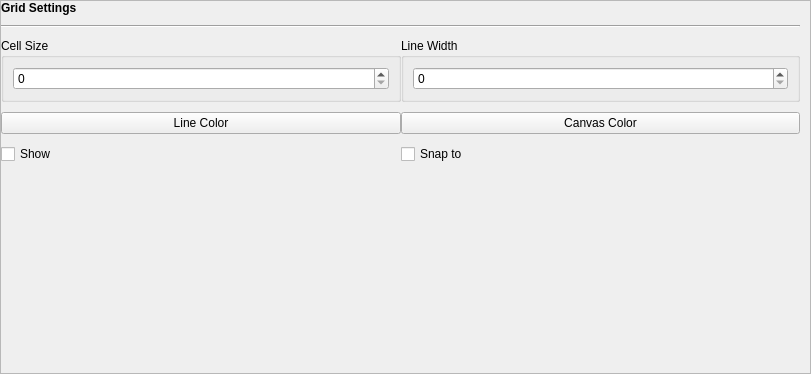
Qt form src/airunner/components/art/gui/widgets/grid_preferences/templates/grid_preferences.ui (Capsize-Games/airunner) before a commit.
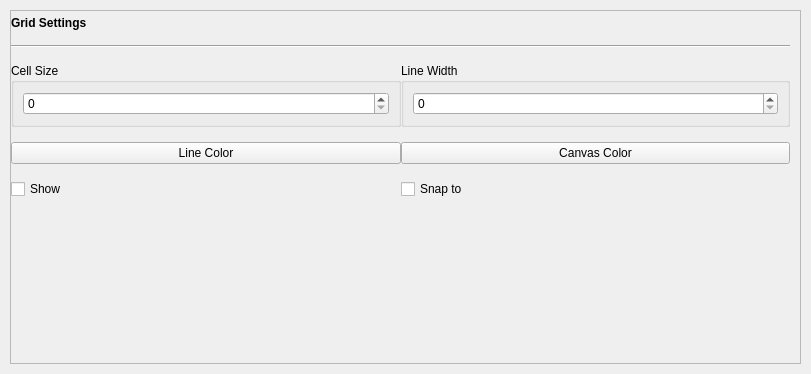
The same form after that commit.

Diff of the .ui file:
```diff
--- a/src/airunner/components/art/gui/widgets/grid_preferences/templates/grid_preferences.ui
+++ b/src/airunner/components/art/gui/widgets/grid_preferences/templates/grid_preferences.ui
@@ -15,16 +15,16 @@
   </property>
   <layout class="QGridLayout" name="gridLayout_2">
    <property name="leftMargin">
-    <number>0</number>
+    <number>10</number>
    </property>
    <property name="topMargin">
-    <number>0</number>
+    <number>10</number>
    </property>
    <property name="rightMargin">
-    <number>0</number>
+    <number>10</number>
    </property>
    <property name="bottomMargin">
-    <number>0</number>
+    <number>10</number>
    </property>
    <property name="spacing">
     <number>0</number>
@@ -39,8 +39,8 @@
        <rect>
         <x>0</x>
         <y>0</y>
-        <width>809</width>
-        <height>372</height>
+        <width>789</width>
+        <height>352</height>
        </rect>
       </property>
       <layout class="QGridLayout" name="gridLayout">
@@ -48,7 +48,7 @@
         <number>0</number>
        </property>
        <property name="topMargin">
-        <number>0</number>
+        <number>5</number>
        </property>
        <property name="rightMargin">
         <number>10</number>
@@ -60,7 +60,7 @@
         <number>0</number>
        </property>
        <property name="verticalSpacing">
-        <number>10</number>
+        <number>15</number>
        </property>
        <item row="3" column="0">
         <layout class="QHBoxLayout" name="horizontalLayout">
```
Left out of the diff: 76 changed lines with no effect on the pictures.
